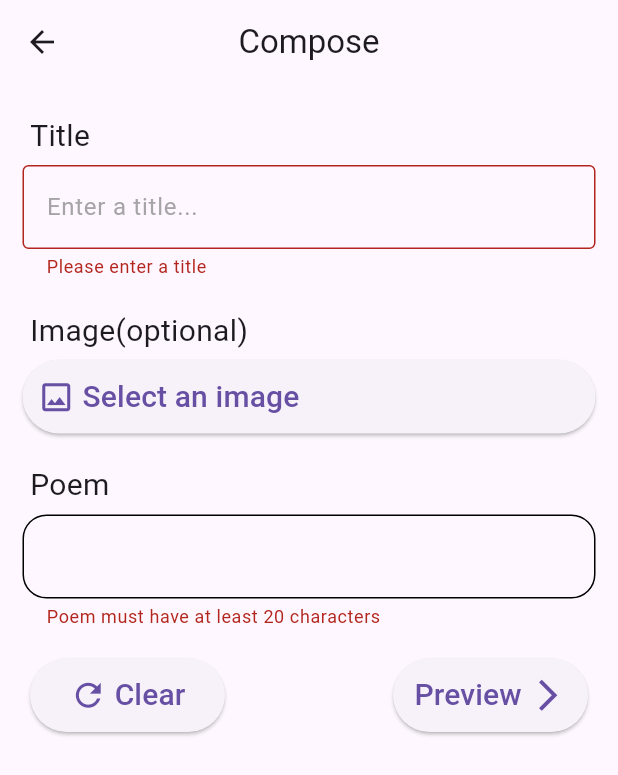
After one commit to NacuAndrei/PoemsApp_UI-UX, a Flutter app: the Compose screen opened directly, after a tap on "Clear", after a tap on "Preview", on a phone screen of 412 x 824 dp. The commit adds this screen. Shown: the top 775 px of the screen. Run offline on Flutter 3.47's test engine with Material 3 defaults, Android fonts, the phone set to English and light mode, and no system bars; our stand-ins replace cloud_firestore, firebase_auth, firebase_core, font_awesome_flutter, form_validator, get_it and 4 more; accounts and stored records are empty.

Commit message:
Added a compose poem screen and a preview screen

```diff
--- /dev/null
+++ b/lib/Compose/compose.dart
@@ -0,0 +1,267 @@
+import 'dart:io';
+
+import 'package:flutter/material.dart';
+import 'package:image_picker/image_picker.dart';
+import 'package:poetry_app/Compose/preview.dart';
+
+class Compose extends StatefulWidget {
+  const Compose({ Key? key }) : super(key: key);
+
+  @override
+  _ComposeState createState() => _ComposeState();
+}
+
+class _ComposeState extends State<Compose> {
+
+  String? title;
+  File? imageFile;
+  String? poem;
+
+  // Key used to identify the form. Used for validation
+  final _formKey = GlobalKey<FormState>();
+
+  // ImagePicker
+  final picker = ImagePicker();
+  chooseImage(ImageSource source) async{
+    final pickedFile = await picker.pickImage(source: source);
+
+    setState(() {
+      if(pickedFile!=null) {
+        imageFile = File(pickedFile.path);
+      }
+    });
+  }
+
+  @override
+  Widget build(BuildContext context) {
+    return Scaffold(
+      appBar: AppBar(title: const Text('Compose')),
+      body: Form(
+        key: _formKey,
+        child: ListView(
+          padding: const EdgeInsets.all(15),
+          children: [
+
+            // Title
+            const Padding(
+              padding: EdgeInsets.all(5),
+              child:
+              Text(
+                'Title',
+                style: TextStyle(
+                    fontSize: 20
+                ),
+              ),
+            ),
+            TextFormField(
+              autocorrect: false,
+              onChanged: (text){
+                title = text;
+              },
+              validator: (value) {
+                if (value == null || value.isEmpty) {
+                  return 'Please enter a title';
+                }
+                return null;
+              },
+              decoration: const InputDecoration(
+                hintText: 'Enter a title...',
+                hintStyle: TextStyle(color: Color.fromARGB(179, 129, 129, 129)),
+                border: OutlineInputBorder(),
+
+              ),
+            ),
+            const SizedBox(height: 15, width: null),
+
+            // Image
+            const Padding(
+              padding: EdgeInsets.all(5),
+              child:
+              Text(
+                'Image(optional)',
+                style: TextStyle(
+                    fontSize: 20
+                ),
+              ),
+            ),
+            imageFile != null ? // Check if an image was picked
+            // if true: display that image
+            Padding(
+                padding: const EdgeInsets.all(5),
+                child:
+                FractionallySizedBox(
+                  widthFactor: 1,
+                  child: Image.file(imageFile!),
+                )
+            ):
+            // if false: don't show anything
+            Container(),
+
+            // Select an image
+            ElevatedButton(
+              style: TextButton.styleFrom(
+                padding: const EdgeInsets.symmetric(horizontal: 10, vertical: 10),
+              ),
+
+              onPressed: () {
+                chooseImage(ImageSource.gallery);
+              },
+              child: Row(
+                mainAxisSize: MainAxisSize.max,
+                children: const [
+                  Icon(
+                    Icons.image_outlined,
+                    size: 25,
+                  ),
+                  SizedBox(
+                    width: 5,
+                  ),
+                  Text('Select an image',
+                    style: TextStyle(
+                        fontSize: 20
+                    ),
+                  ),
+                ],
+              ),
+            ),
+            const SizedBox(height: 15, width: null),
+
+            // Poem
+            const Padding(
+              padding: EdgeInsets.all(5),
+              child:
+              Text(
+                'Poem',
+                style: TextStyle(
+                    fontSize: 20
+                ),
+              ),
+            ),
+            TextFormField(
+              autocorrect: false,
+              onChanged: (text){
+                poem = text;
+              },
+              validator: (value) {
+                if (value == null || value.length < 20) {
+                  return 'Poem must have at least 20 characters';
+                }
+                return null;
+              },
+              decoration: InputDecoration(
+                enabledBorder: OutlineInputBorder(
+                  borderRadius: BorderRadius.circular(16),
+                ),
+                focusedBorder: OutlineInputBorder(
+                  borderRadius: BorderRadius.circular(16),
+                  borderSide: const BorderSide(color: Colors.black, width: 3),
+                ),
+                errorBorder: OutlineInputBorder(
+                  borderRadius: BorderRadius.circular(16),
+                ),
+                focusedErrorBorder: OutlineInputBorder(
+                  borderRadius: BorderRadius.circular(16),
+                  borderSide: const BorderSide(color: Colors.black, width: 3),
+                ),
+              ),
+              maxLines: null,
+            ),
+            const SizedBox(height: 20, width: null),
+
+            // Buttons
+            Padding(
+              padding: const EdgeInsets.only(left: 5, right: 5, bottom: 20),
+              child:
+              Row(
+                children: [
+
+                  // Clear form button
+                  SizedBox(
+                      width: 130,
+                      child:
+                      ElevatedButton(
+                        style: TextButton.styleFrom(
+                          padding: const EdgeInsets.symmetric(horizontal: 10, vertical: 10),
+                        ),
+
+                        onPressed: () {
+                          Navigator.pushReplacement(
+                            context,
+                            PageRouteBuilder(
+                              pageBuilder: (context, animation1, animation2) => const Compose(),
+                              transitionDuration: Duration.zero,
+                              reverseTransitionDuration: Duration.zero,
+                            ),
+                          );
+
+                        },
+                        child: Row(
+                          mainAxisSize: MainAxisSize.min,
+                          children: const [
+                            Icon(
+                              Icons.refresh,
+                              size: 25,
+                            ),
+                            SizedBox(
+                              width: 5,
+                            ),
+                            Text('Clear',
+                              style: TextStyle(
+                                  fontSize: 20
+                              ),
+                            ),
+                          ],
+                        ),
+                      )
+                  ),
+
+                  const Spacer(),
+
+                  //Preview button
+                  SizedBox(
+                      width: 130,
+                      child:
+                      ElevatedButton(
+                        style: TextButton.styleFrom(
+                          padding: const EdgeInsets.symmetric(horizontal: 10, vertical: 10),
+                        ),
+
+                        onPressed: () {
+                          // Validate returns true if the form is valid, or false otherwise.
+                          if (_formKey.currentState!.validate()) {
+                            Navigator.of(context)
+                                .push(MaterialPageRoute(builder: (context) => Preview(title: title, imageFile: imageFile, poem: poem,))
+                            );
+                          }
+                        },
+                        child: Row(
+                          mainAxisSize: MainAxisSize.min,
+                          children: const [
+                            Text('Preview',
+                              style: TextStyle(
+                                  fontSize: 20
+                              ),
+                            ),
+                            SizedBox(
+                              width: 5,
+                            ),
+                            Icon(
+                              Icons.arrow_forward_ios,
+                              size: 25,
+                            ),
+                          ],
+                        ),
+                      )
+                  ),
+
+
+                ],
+              ),
+            )
+
+          ],
+        ),
+      ),
+    );
+  }
+}
--- a/pubspec.yaml
+++ b/pubspec.yaml
@@ -43,6 +43,7 @@ dependencies:
   get_it: ^7.2.0
   google_nav_bar: ^5.0.6
   cloud_firestore: ^4.3.0
+  image_picker: ^0.8.1+4
 
 dev_dependencies:
   flutter_test:
```
Also changed, not shown: lib/Compose/preview.dart (added, +117 -0 lines), lib/main.dart (+8 -0 lines), pubspec.lock, 3 other files.
